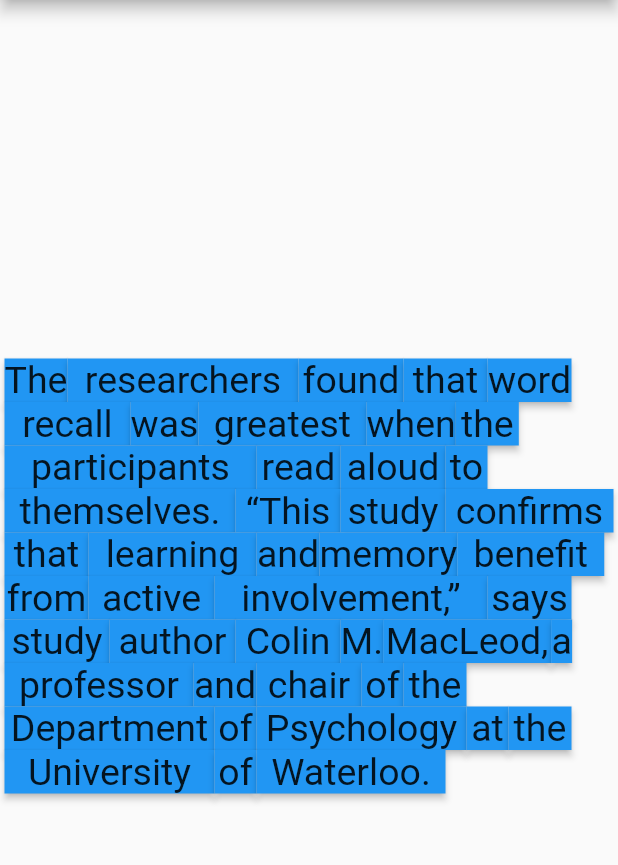
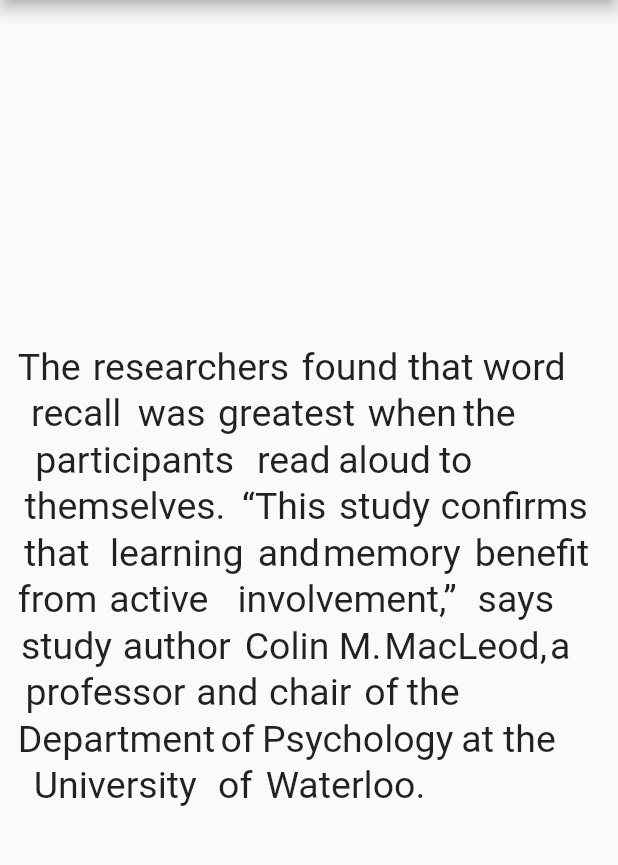
Before and after one commit to ivyla/flutterstringprocessor, a Flutter app: the screen it shows after launch, on a phone screen of 412 x 824 dp, the part 84-949 px from its top. Run offline on Flutter 3.47's test engine with Material 2 defaults, Android fonts, the phone set to English and light mode, and no system bars.

Commit message:
2nd update

```diff
--- a/string_processor/lib/widgets/word.dart
+++ b/string_processor/lib/widgets/word.dart
@@ -31,14 +31,16 @@ class _WordState extends State<Word> {
   @override
   Widget build(BuildContext context) {
     return Container(
+      // margin: EdgeInsets.all(1),
+      padding: EdgeInsets.all(1),
       child: RawMaterialButton(
         // padding: EdgeInsets.all(0),
         materialTapTargetSize: MaterialTapTargetSize.shrinkWrap,
         child: Text(buttonLabel, style: TextStyle(fontSize: defaultFontSize)),
         onPressed: () => handlePress(),
-        fillColor: Colors.blue,
+        // fillColor: Colors.blue,
         constraints:
-            BoxConstraints(minWidth: buttonLabel.length.toDouble() * 14),
+            BoxConstraints(minWidth: buttonLabel.length.toDouble() * 13),
         // textColor: Colors.black,
       ),
     );
```
